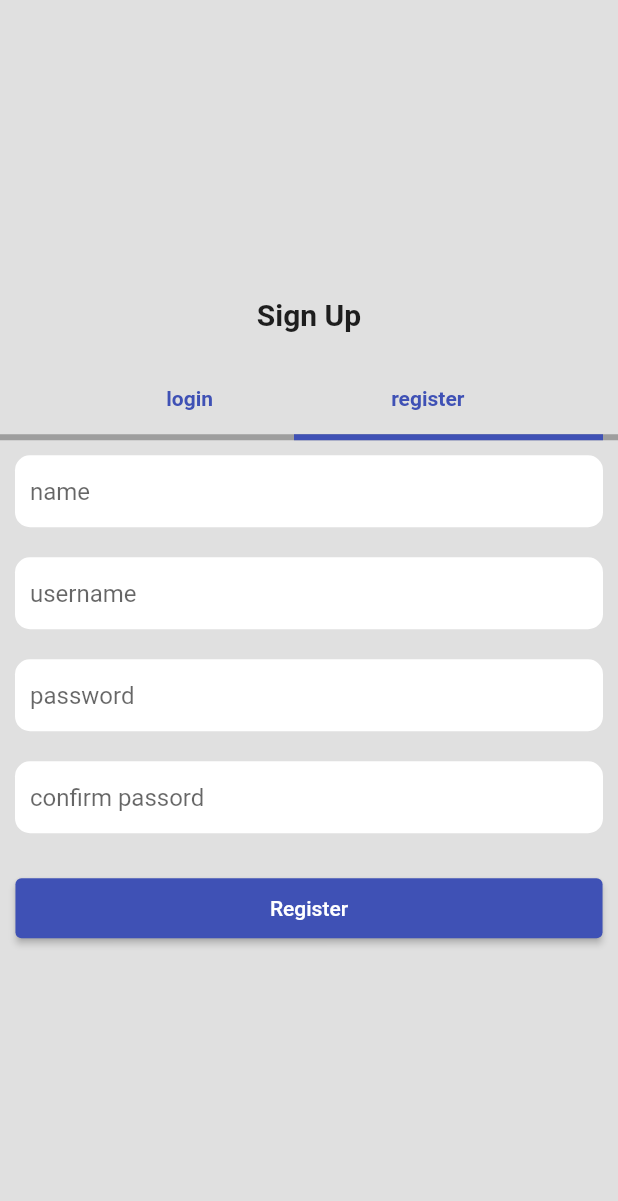
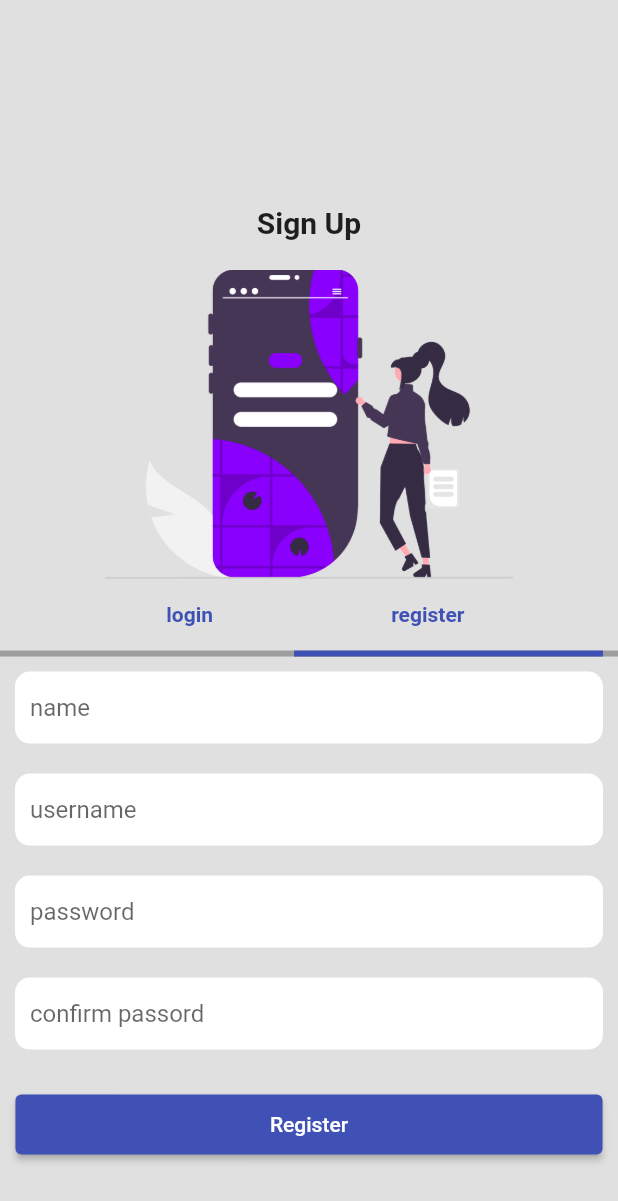
Before and after one commit to muchirajunior/mcu-app, a Flutter app: the screen it shows after launch, after a tap on "register", on a phone screen of 412 x 824 dp. Shown: the top 1201 px of the screen. Run offline on Flutter 3.47's test engine with Material 2 defaults, Android fonts, the phone set to English and light mode, and no system bars; our stand-ins replace flutter_bloc, shared_preferences.

Commit message:
complete UI changes

```diff
--- a/lib/blocs/projects.dart
+++ b/lib/blocs/projects.dart
@@ -8,8 +8,10 @@ class ProjectState extends Cubit<List<Project>>{
   ProjectState () :super ([]);
 
    loadProjects(BuildContext context)async{
-     state.clear();
+    state.clear();
     var data= await getUserProjects(context);
+    if (data=="error"){return "failed";}
+    state.clear();
     data.forEach((item)=> state.add(item));
     emit([...state]);
   }
--- a/lib/screens/launcher.dart
+++ b/lib/screens/launcher.dart
@@ -1,3 +1,4 @@
+import 'package:flutter/foundation.dart';
 import 'package:flutter/material.dart';
 import 'package:mcuapp/blocs/projects.dart';
 import 'package:mcuapp/blocs/user.dart';
@@ -18,8 +19,12 @@ class Launcher extends StatefulWidget {
 class _LauncherState extends State<Launcher> {
 
   String uname="";
+  bool error=false;
 
    launchApp(BuildContext context)async{
+     setState(() {
+       error=false;
+     });
     SharedPreferences preferences= await SharedPreferences.getInstance();
     if (preferences.containsKey("name")){
       var id=preferences.getString("id");
@@ -30,9 +35,12 @@ class _LauncherState extends State<Launcher> {
       userToken=token as String;
       var user=User(id: id, name:name,username: username,token: token);
       context.read<UserState>().addUser(user);
-      await context.read<ProjectState>().loadProjects(context);
+      var r=await context.read<ProjectState>().loadProjects(context);
+      if(r=="failed"){ setState((){error=true;}); }
+      else{
       Future.delayed( const Duration(seconds: 4));
       Navigator.pushReplacementNamed(context, '/home');
+      }
 
     }else{
       Future.delayed( const Duration(seconds: 4));
@@ -48,7 +56,7 @@ class _LauncherState extends State<Launcher> {
 
   @override
   Widget build(BuildContext context) {
-    launchApp(context);
+    error ? "": launchApp(context);
     var screen=MediaQuery.of(context).size;
     return Scaffold(
 
@@ -63,7 +71,7 @@ class _LauncherState extends State<Launcher> {
               SizedBox(height: screen.height*.15,),
               const Text("MCU APP", style: TextStyle(fontSize: 25, fontWeight: FontWeight.bold, fontStyle: FontStyle.italic),),
               SizedBox(height: screen.height*.1,),
-              Image.asset("assets/welcome.png", height: screen.height*.3,),
+              kIsWeb ? const Text("") : Image.asset("assets/welcome.png", height: screen.height*.3,),
               const Expanded(child: Text(""),),
               Container(
                 height:screen.height*.3,
@@ -83,7 +91,7 @@ class _LauncherState extends State<Launcher> {
                     const SizedBox(height: 10,),
                     const Text("please wait as we load data",style: TextStyle(color: Colors.white),),
                     const SizedBox(height: 20,),
-                    const CircularProgressIndicator( color: Colors.amber,)
+                    error ? SubmitButton(method:()=>launchApp(context), text: "Network error, connect and reload", )  : const CircularProgressIndicator( color: Colors.amber,)
                   ],),
                 ),
               ),
--- a/lib/screens/signup.dart
+++ b/lib/screens/signup.dart
@@ -1,3 +1,4 @@
+import 'package:flutter/foundation.dart';
 import 'package:flutter/material.dart';
 import 'package:mcuapp/screens/components.dart';
 import 'package:mcuapp/services/services.dart';
@@ -69,6 +70,7 @@ class _SignUpState extends State<SignUp> {
 
   @override
   Widget build(BuildContext context) {
+    var screen =  MediaQuery.of(context).size;
     return Scaffold(
 
       body: Center(
@@ -77,8 +79,11 @@ class _SignUpState extends State<SignUp> {
             crossAxisAlignment: CrossAxisAlignment.center,
             mainAxisAlignment: MainAxisAlignment.center,
             children: <Widget>[
+              SizedBox(height:screen.height*.1),
               const Text("Sign Up", style: TextStyle(fontSize: 20, fontWeight: FontWeight.bold),),
+
               const SizedBox(height: 20,),
+              kIsWeb ? const Text("") : Image.asset("assets/signup.png", height:screen.height*.25,),
               SignUpTab(),
 
               !login ? textInput(name, "name", false): const Text(""),
```
Also changed, not shown: lib/screens/components.dart (+63 -0 lines), lib/screens/home.dart (+27 -2 lines), lib/screens/settings.dart (+15 -5 lines), lib/services/services.dart (+18 -1 lines).
